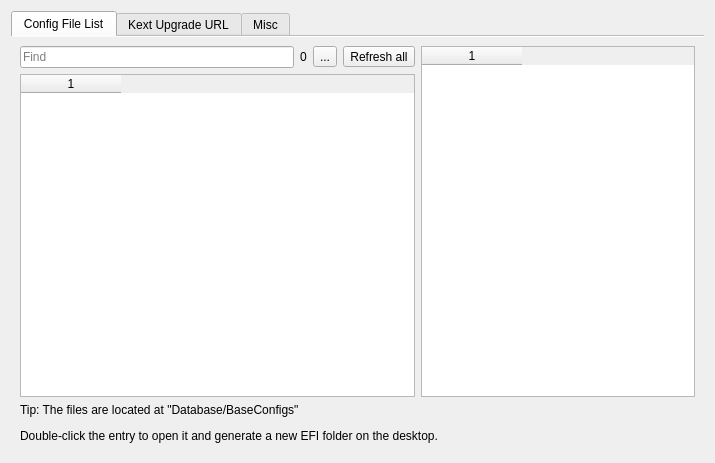
First picture: the form in dlgdatabase.ui, repository ic005k/OCAuxiliaryTools, before the edit.
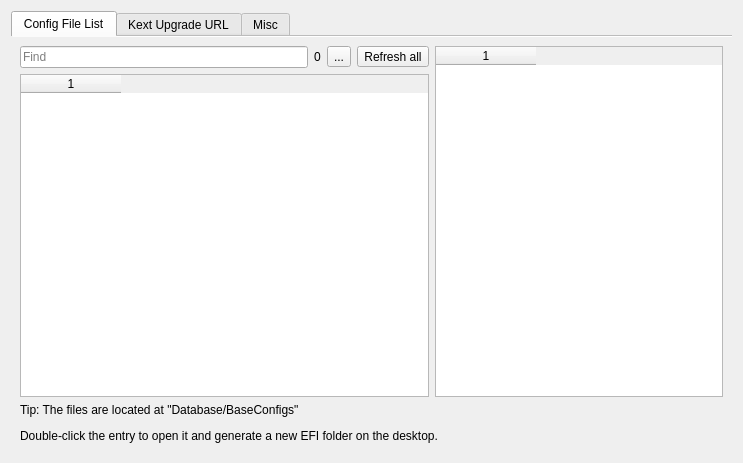
Second picture: the form after the edit. Icons and pictures are not drawn.

```diff
--- a/dlgdatabase.ui
+++ b/dlgdatabase.ui
@@ -6,7 +6,7 @@
    <rect>
     <x>0</x>
     <y>0</y>
-    <width>715</width>
+    <width>743</width>
     <height>463</height>
    </rect>
   </property>
```
